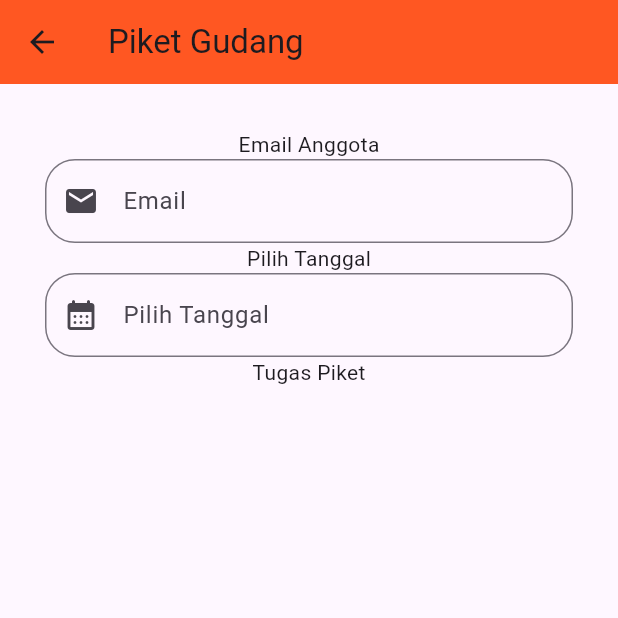
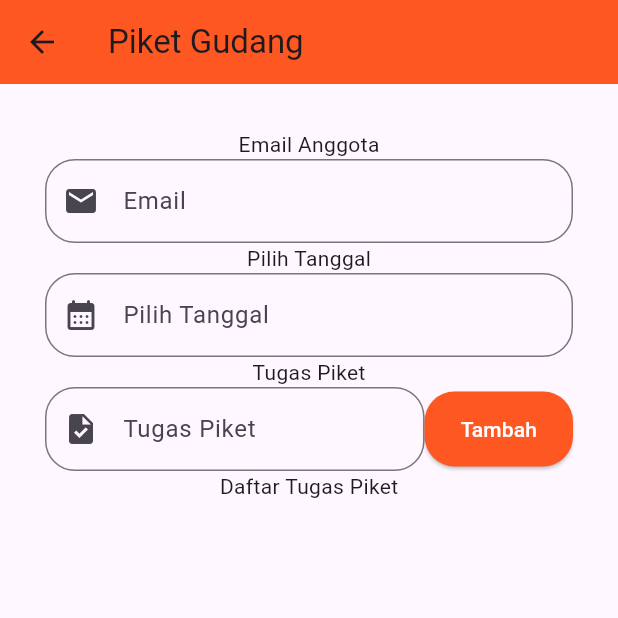
Before and after one commit to abrayudhistira/20220140102_UCP1Flutter, a Flutter app: the AddPiket screen opened directly with empty values, on a phone screen of 412 x 824 dp, the top half of it. Run offline on Flutter 3.47's test engine with Material 3 defaults, Android fonts, the phone set to English and light mode, and no system bars.

Commit message:
Create List View with condition

```diff
--- a/lib/piket/addPiket.dart
+++ b/lib/piket/addPiket.dart
@@ -11,12 +11,16 @@ class AddPiket extends StatefulWidget {
 class _AddPiketState extends State<AddPiket> {
   late TextEditingController _emailController;
   late TextEditingController _dateController;
+  late TextEditingController _taskController;
+
+  final List<String> _tasks = [];
 
   @override
   void initState() {
     super.initState();
     _emailController = TextEditingController(text: widget.email);
     _dateController = TextEditingController();
+    _taskController = TextEditingController();
   }
 
   @override
@@ -85,7 +89,76 @@ class _AddPiketState extends State<AddPiket> {
                       }
                     },
                   ),
-                  const Text('Tugas Piket')
+                  const Text('Tugas Piket'),
+                  Row(
+                    children: [
+                      Expanded(
+                        child: TextFormField(
+                          controller: _taskController,
+                          keyboardType: TextInputType.text,
+                          decoration: InputDecoration(
+                            labelText: 'Tugas Piket',
+                            prefixIcon: new Icon(Icons.task),
+                            border: OutlineInputBorder(
+                              borderRadius: BorderRadius.circular(20),
+                            ),
+                          ),
+                          validator: (value) {
+                            if (value == null || value.isEmpty) {
+                              return 'Harap Masukkan Tugas Piket';
+                            }
+                          },
+                        ),
+                      ),
+                      ElevatedButton(
+                        style: ElevatedButton.styleFrom(
+                          minimumSize: Size(50, 50),
+                          shape: RoundedRectangleBorder(
+                            borderRadius: BorderRadius.circular(20),
+                          ),
+                          backgroundColor: Colors.deepOrange,
+                          foregroundColor: Colors.white,
+                        ),
+                        onPressed: () {
+                          if (_formkey.currentState!.validate()) {
+                            setState(() {
+                              _tasks.add(_taskController.text); // Tambahkan tugas ke daftar
+                              _taskController.clear(); // Kosongkan input
+                            });
+                          }
+                        },
+                        child: const Text('Tambah'))
+                    ],
+                  ),
+                  const Text('Daftar Tugas Piket'),
+                  const SizedBox(height: 10),
+                  ListView.builder(
+                    shrinkWrap: true,
+                    physics: NeverScrollableScrollPhysics(),
+                    itemCount: _tasks.length,
+                    itemBuilder: (context, index) {
+                      return Card(
+                        color: Colors.deepOrange,
+                        shape: RoundedRectangleBorder(
+                          borderRadius: BorderRadius.circular(15.0),
+                        ),
+                        child: ListTile(
+                          title: Text(
+                            _tasks[index],
+                            style: const TextStyle(color: Colors.white),
+                          ),
+                          trailing: const Icon(Icons.arrow_forward_ios_outlined, color: Colors.white),
+                          onTap: () {
+                            Navigator.push(
+                              context,
+                              MaterialPageRoute(builder: (context) => AddPiket(email: widget.email)
+                              ),
+                            );
+                          },
+                        )
+                      );
+                    },
+                  ),
                 ],
               ),
             ),
```
